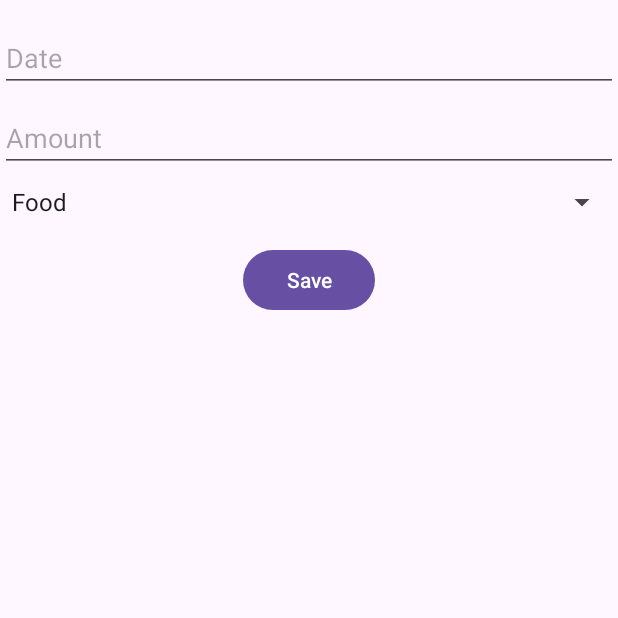
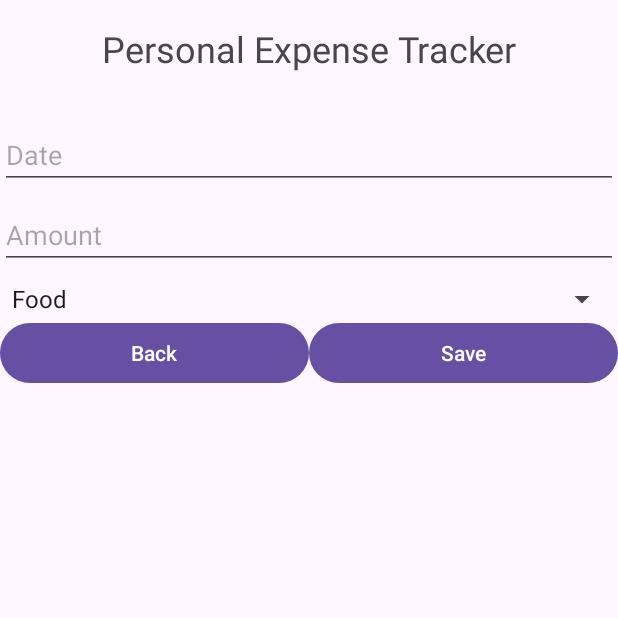
Before and after one commit to bui-jeremy/JeremyBui-ExpenseApp, an Android app: the AddEditExpenseFragment screen opened through its navigation route, on a phone screen of 412 x 824 dp, the top half of it. Run offline under Robolectric (Android 15) with nearby library versions, the phone set to English and light mode, and no system bars; our stand-ins replace data binding.

Commit message:
Update .xml layout and back buttton for add/edit expense

```diff
--- a/app/src/main/java/com/bignerdranch/android/jeremybui_expenseapp/AddEditExpenseFragment.kt
+++ b/app/src/main/java/com/bignerdranch/android/jeremybui_expenseapp/AddEditExpenseFragment.kt
@@ -48,6 +48,11 @@ class AddEditExpenseFragment : Fragment() {
                 saveExpense()
             }
         }
+
+        binding.backButton.setOnClickListener {
+            findNavController().navigateUp()
+        }
+
     }
 
     // load existing data into addeditexpensefragment
--- a/app/src/main/res/layout/fragment_add_edit_expense.xml
+++ b/app/src/main/res/layout/fragment_add_edit_expense.xml
@@ -6,15 +6,27 @@
         android:layout_width="match_parent"
         android:layout_height="match_parent">
 
+        <TextView
+            android:id="@+id/tvPersonalExpenseTracker"
+            android:layout_width="wrap_content"
+            android:layout_height="wrap_content"
+            android:text="@string/personal_expense_tracker"
+            android:textSize="24sp"
+            app:layout_constraintTop_toTopOf="parent"
+            app:layout_constraintStart_toStartOf="parent"
+            app:layout_constraintEnd_toEndOf="parent"
+            android:layout_marginTop="16dp"
+            android:textAppearance="@style/TextAppearance.AppCompat.Medium"/>
+
         <EditText
             android:id="@+id/editTextDate"
             android:layout_width="0dp"
             android:layout_height="wrap_content"
             android:hint="@string/date"
-            app:layout_constraintTop_toTopOf="parent"
+            app:layout_constraintTop_toBottomOf="@id/tvPersonalExpenseTracker"
             app:layout_constraintStart_toStartOf="parent"
             app:layout_constraintEnd_toEndOf="parent"
-            android:layout_marginTop="16dp"/>
+            android:layout_marginTop="32dp"/>
 
         <EditText
             android:id="@+id/editTextAmount"
@@ -37,14 +49,25 @@
             android:layout_marginTop="8dp"/>
 
         <Button
+            android:id="@+id/backButton"
+            android:layout_width="0dp"
+            android:layout_height="wrap_content"
+            android:text="@string/back"
+            app:layout_constraintTop_toBottomOf="@id/categorySpinner"
+            app:layout_constraintStart_toStartOf="parent"
+            app:layout_constraintEnd_toStartOf="@+id/saveExpenseButton"
+            app:layout_constraintWidth_percent="0.5"/>
+
+        <Button
             android:id="@+id/saveExpenseButton"
-            android:layout_width="wrap_content"
+            android:layout_width="0dp"
             android:layout_height="wrap_content"
             android:text="@string/save"
             app:layout_constraintTop_toBottomOf="@id/categorySpinner"
+            app:layout_constraintStart_toEndOf="@+id/backButton"
             app:layout_constraintEnd_toEndOf="parent"
-            app:layout_constraintStart_toStartOf="parent"
-            android:layout_marginTop="16dp"/>
+            app:layout_constraintWidth_percent="0.5"/>
+
 
     </androidx.constraintlayout.widget.ConstraintLayout>
 </layout>
--- a/app/src/main/res/values/strings.xml
+++ b/app/src/main/res/values/strings.xml
@@ -5,6 +5,7 @@
     <string name="date">Date</string>
     <string name="add_expense">Add Expense</string>
     <string name="personal_expense_tracker">Personal Expense Tracker</string>
+    <string name="back">Back</string>
     <string-array name="expense_categories">
         <item>Food</item>
         <item>Entertainment</item>
```
